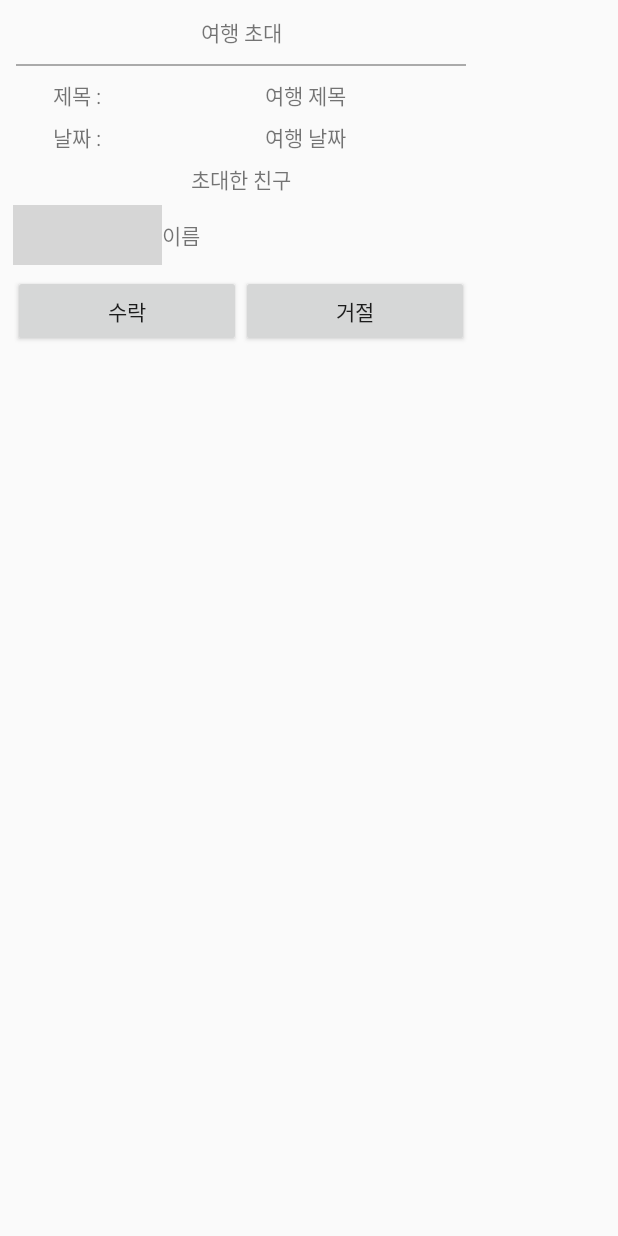
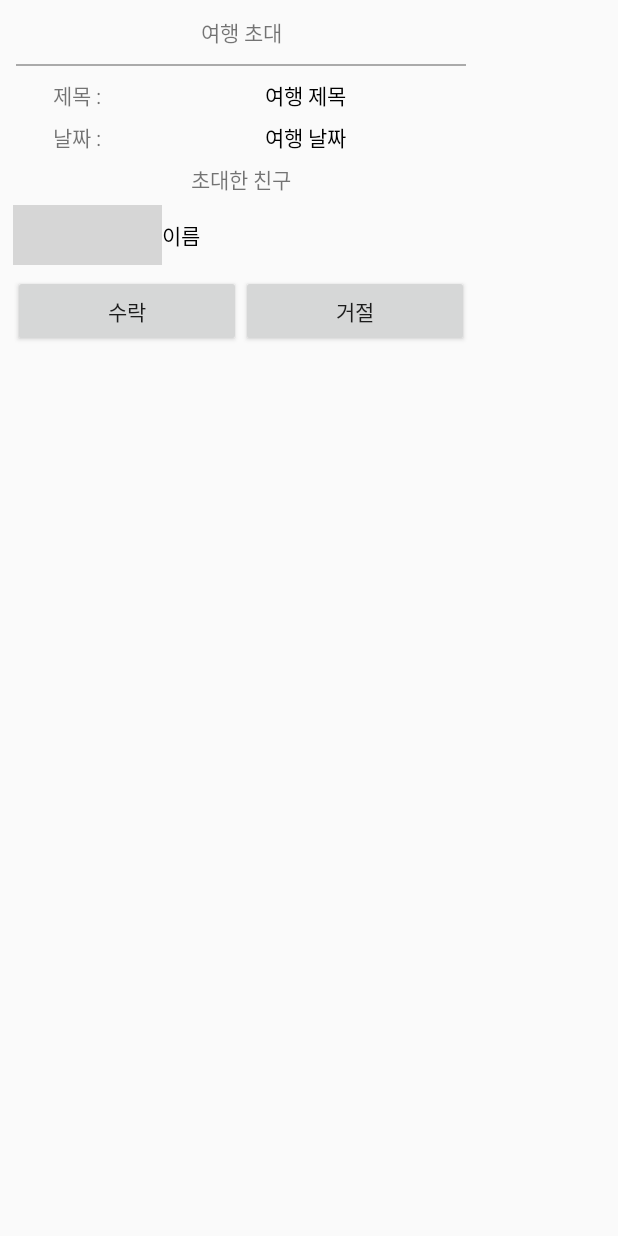
Before and after one commit to khj1008/Tripool-app, an Android app: the layout activity_tripaccept.xml on its own in the app's theme, with its tools: preview values and no code run, on a phone screen of 412 x 824 dp. Run offline under Robolectric (Android 15) with nearby library versions, the phone set to English and light mode, and no system bars; grey boxes are pictures that could not be loaded.

Commit message:
여행 생성 액티비티 리스트뷰 코드 수정(firebase 알림 수정 필요)

```diff
--- a/app/src/main/java/com/gachon/kimhyju/tripool/activity/TripacceptActivity.java
+++ b/app/src/main/java/com/gachon/kimhyju/tripool/activity/TripacceptActivity.java
@@ -82,11 +82,12 @@ public class TripacceptActivity extends Activity implements View.OnClickListener
         friend_nickName=intent.getStringExtra("nickName");
         friend_thumbnail_image=intent.getStringExtra("thumbnail_image");
 
+        trip_subject_textView.setText(trip_subject);
+        trip_date_textView.setText(trip_date);
         MultiTransformation mul=new MultiTransformation(new CircleCrop(),new CenterCrop());
         Glide.with(getApplicationContext()).load(friend_thumbnail_image).apply(RequestOptions.bitmapTransform(mul)).into(friend_image_imageView);
         friend_nickName_textView.setText(friend_nickName);
-        trip_subject_textView.setText(trip_subject);
-        trip_date_textView.setText(trip_date);
+
     }
 
     public void onClick(View v){
--- a/app/src/main/java/com/gachon/kimhyju/tripool/activity/TripcreateActivity.java
+++ b/app/src/main/java/com/gachon/kimhyju/tripool/activity/TripcreateActivity.java
@@ -132,6 +132,8 @@ public class TripcreateActivity extends Activity implements View.OnClickListener
         end_date=new GregorianCalendar();
         sdf = new SimpleDateFormat("yyyy-MM-dd");
         sdf_id=new SimpleDateFormat("yyyyMMddHHmmss");
+        start_date_sql = sdf.format(today.getTime());
+        end_date_sql = sdf.format(today.getTime());
 
 
         startdate_picker_listener=new DatePickerDialog.OnDateSetListener() {
@@ -164,7 +166,7 @@ public class TripcreateActivity extends Activity implements View.OnClickListener
         trip_end_date.setText(sdf.format(today.getTime()));
 
         getFriend(user_id);
-        friendlist.setAdapter(friendAdapter_checkable);
+        //friendlist.setAdapter(friendAdapter_checkable);
 
     }
 
@@ -286,7 +288,7 @@ public class TripcreateActivity extends Activity implements View.OnClickListener
 
                     }
                     friendAdapter_checkable.notifyDataSetChanged();
-
+                    friendlist.setAdapter(friendAdapter_checkable);
 
                 }else{
                     int statusCode=response.code();
--- a/app/src/main/res/layout/activity_tripaccept.xml
+++ b/app/src/main/res/layout/activity_tripaccept.xml
@@ -43,7 +43,8 @@
             android:layout_height="wrap_content"
             android:layout_weight="3"
             android:gravity="center"
-            android:text="여행 제목" />
+            android:text="여행 제목"
+            android:textColor="@android:color/black" />
 
     </LinearLayout>
 
@@ -68,7 +69,8 @@
             android:layout_height="wrap_content"
             android:layout_weight="3"
             android:gravity="center"
-            android:text="여행 날짜" />
+            android:text="여행 날짜"
+            android:textColor="@android:color/black" />
 
     </LinearLayout>
 
@@ -100,7 +102,8 @@
             android:layout_height="wrap_content"
             android:layout_gravity="center"
             android:layout_weight="3"
-            android:text="이름" />
+            android:text="이름"
+            android:textColor="@android:color/black" />
 
     </LinearLayout>
 
--- a/app/src/main/res/layout/activity_tripcreate.xml
+++ b/app/src/main/res/layout/activity_tripcreate.xml
@@ -37,7 +37,8 @@
             android:layout_weight="1"
             android:ems="10"
             android:hint="여행 제목을 지어주세요."
-            android:inputType="textPersonName" />
+            android:inputType="textPersonName"
+            android:textColor="@android:color/black" />
     </LinearLayout>
 
     <LinearLayout
--- a/app/src/main/res/values/styles.xml
+++ b/app/src/main/res/values/styles.xml
@@ -17,4 +17,9 @@
 
     <style name="AppTheme.NoActionBar.PopupOverlay" parent="ThemeOverlay.AppCompat.Light" />
 
+    <style name="Theme.MyDialog" parent="Theme.AppCompat.Light.Dialog">
+        <item name="android:windowActionBar">false</item>
+        <item name="windowNoTitle">true</item>
+    </style>
+
 </resources>
```
Also changed, not shown: app/src/main/java/com/gachon/kimhyju/tripool/others/FriendAdapter_checkable.java (+32 -17 lines), app/src/main/java/com/gachon/kimhyju/tripool/others/FriendlistView_checkable.java (+2 -24 lines), app/src/main/res/layout/friend_item_checkable.xml (+5 -3 lines).
